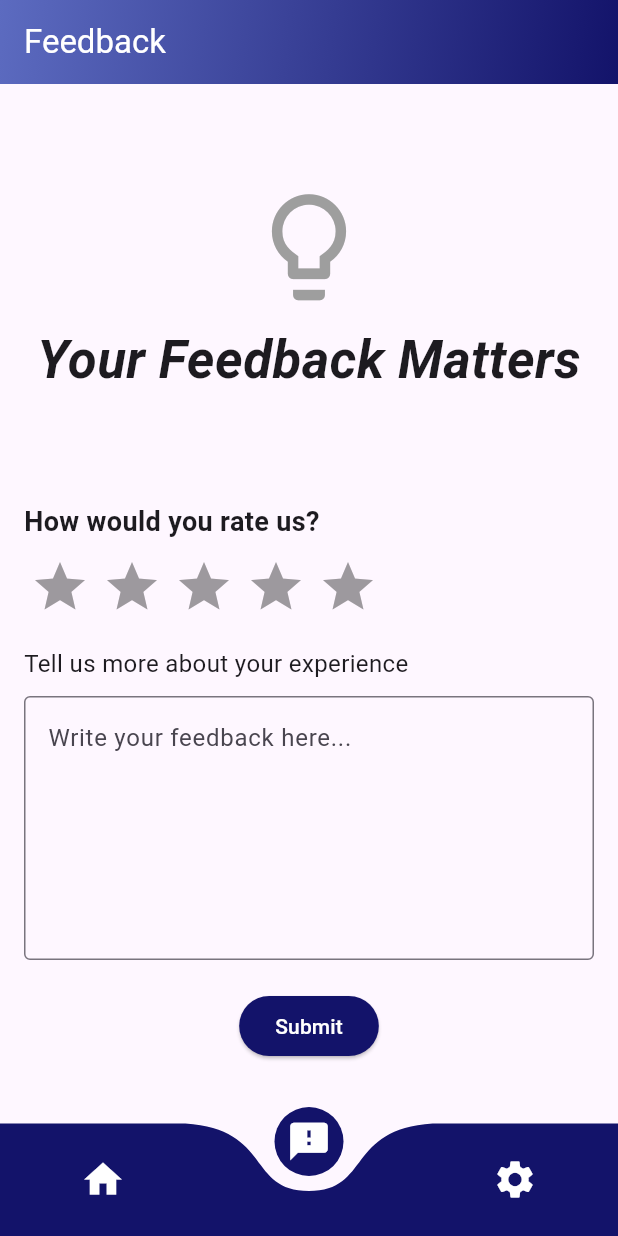
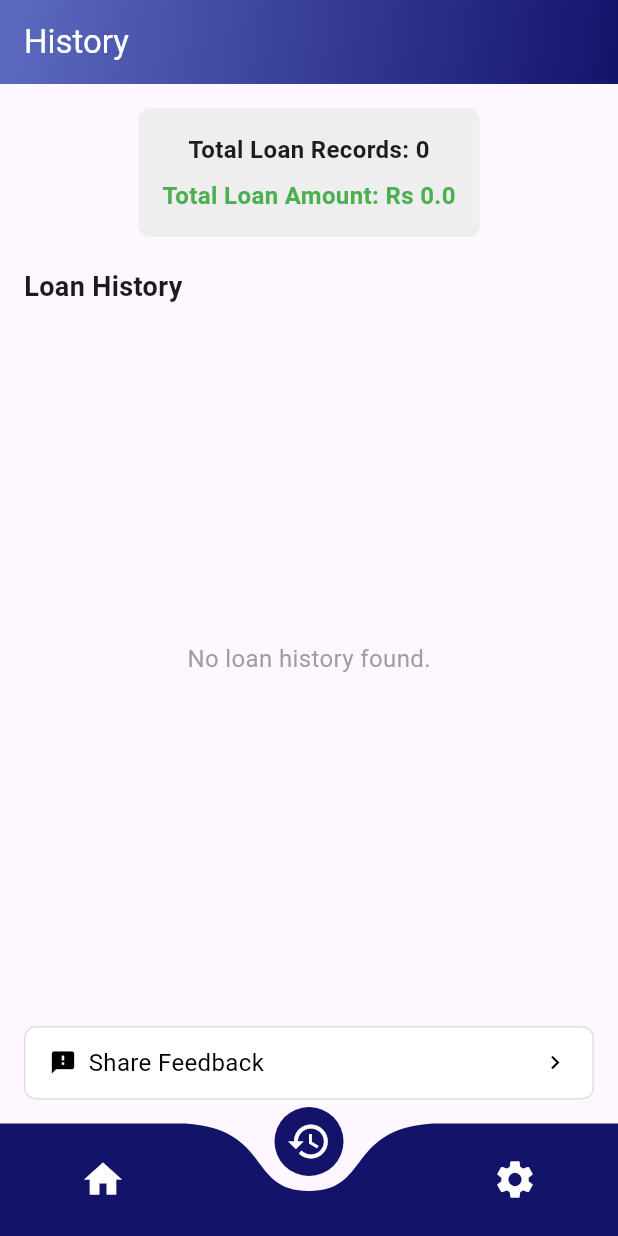
Before and after one commit to swastik990/loanapproval, a Flutter app: the HomePage screen opened directly, item 2 of the bottom bar chosen, on a phone screen of 412 x 824 dp. Run offline on Flutter 3.47's test engine with Material 3 defaults, Android fonts, the light colour scheme and no system bars; drawn by our look-alikes of curved_navigation_bar, flutter_rating_bar; our stand-ins replace flutter_spinkit, image_picker, shared_preferences; accounts and stored records are empty; network calls fail.

Commit message:
HistoryDesign_Api_Sucess

```diff
--- /dev/null
+++ b/appflutter/lib/Pages/history.dart
@@ -0,0 +1,242 @@
+import 'dart:convert';
+import 'package:flutter/material.dart';
+import 'package:http/http.dart' as http;
+import 'package:shared_preferences/shared_preferences.dart';
+import 'feedback.dart';
+
+class LoanHistoryScreen extends StatefulWidget {
+  const LoanHistoryScreen({Key? key}) : super(key: key);
+
+  @override
+  _LoanHistoryScreenState createState() => _LoanHistoryScreenState();
+}
+
+class _LoanHistoryScreenState extends State<LoanHistoryScreen> {
+  List<dynamic> loanHistory = [];
+  bool isLoading = true;
+  late String token;
+  double totalApprovedLoanAmount = 0.0;
+
+  final String apiUrl = "http://10.0.2.2:8000/api/loan-history/";
+
+  // Fetch the token from SharedPreferences
+  Future<void> getToken() async {
+    final prefs = await SharedPreferences.getInstance();
+    token = prefs.getString('access_token') ?? '';
+    if (token.isEmpty) {
+      print('Token not found!');
+    }
+  }
+
+  // Fetch loan history from the API
+  Future<void> fetchLoanHistory() async {
+    try {
+      await getToken(); // Ensure the token is loaded before making the API request
+
+      final response = await http.get(
+        Uri.parse(apiUrl),
+        headers: {
+          'Authorization': 'Bearer $token',
+          'Content-Type': 'application/json',
+        },
+      );
+
+      if (response.statusCode == 200) {
+        final data = jsonDecode(response.body);
+
+        // Calculate total approved loan amount
+        totalApprovedLoanAmount = data
+            .where((record) => record['status'] == true) // Filter approved loans
+            .fold(0.0, (sum, record) {
+              final loanAmount =
+                  double.tryParse(record['loan_amount'].toString()) ?? 0.0;
+              return sum + loanAmount;
+            });
+
+        setState(() {
+          loanHistory = data;
+          isLoading = false;
+        });
+      } else {
+        print('Failed to load loan history. Status: ${response.statusCode}');
+        setState(() {
+          isLoading = false;
+        });
+      }
+    } catch (e) {
+      print('Error fetching loan history: $e');
+      setState(() {
+        isLoading = false;
+      });
+    }
+  }
+
+  @override
+  void initState() {
+    super.initState();
+    fetchLoanHistory();
+  }
+
+  @override
+  Widget build(BuildContext context) {
+    return Scaffold(
+      appBar: AppBar(
+        title: const Text(
+          'History',
+          style: TextStyle(color: Colors.white),
+        ),
+        flexibleSpace: Container(
+          decoration: const BoxDecoration(
+            gradient: LinearGradient(
+              colors: [Color(0xFF13136A), Color(0xFF5C6BC0)], // Gradient colors
+              begin: Alignment.bottomRight,
+              end: Alignment.topLeft,
+            ),
+          ),
+        ),
+        automaticallyImplyLeading: false,
+      ),
+      body: isLoading
+          ? const Center(child: CircularProgressIndicator())
+          : Padding(
+              padding: const EdgeInsets.all(16.0),
+              child: Column(
+                crossAxisAlignment: CrossAxisAlignment.center,
+                children: [
+                  Center(
+                    child: Container(
+                      padding: const EdgeInsets.all(16.0),
+                      decoration: BoxDecoration(
+                        color: Colors.grey[200],
+                        borderRadius: BorderRadius.circular(8.0),
+                      ),
+                      child: Column(
+                        children: [
+                          Text(
+                            'Total Loan Records: ${loanHistory.length}',
+                            style: const TextStyle(
+                              fontSize: 16.0,
+                              fontWeight: FontWeight.bold,
+                            ),
+                          ),
+                          const SizedBox(height: 8),
+                          Text(
+                            'Total Loan Amount: Rs $totalApprovedLoanAmount',
+                            style: const TextStyle(
+                              fontSize: 16.0,
+                              fontWeight: FontWeight.bold,
+                              color: Colors.green,
+                            ),
+                          ),
+                        ],
+                      ),
+                    ),
+                  ),
+                  const SizedBox(height: 20),
+                  const Align(
+                    alignment: Alignment.centerLeft,
+                    child: Text(
+                      'Loan History',
+                      style: TextStyle(fontSize: 18.0, fontWeight: FontWeight.bold),
+                    ),
+                  ),
+                  const SizedBox(height: 10),
+                  Expanded(
+                    child: loanHistory.isEmpty
+                        ? const Center(
+                            child: Text(
+                              'No loan history found.',
+                              style: TextStyle(fontSize: 16.0, color: Colors.grey),
+                            ),
+                          )
+                        : ListView.builder(
+                            itemCount: loanHistory.length,
+                            itemBuilder: (context, index) {
+                              final record = loanHistory[index];
+                              return Card(
+                                child: ListTile(
+                                  leading: const Icon(Icons.account_balance_wallet,
+                                      color: Colors.green),
+                                  title: Text('Loan Amount: Rs ${record['loan_amount']}'),
+                                  subtitle: Text.rich(
+                                    TextSpan(
+                                      children: [
+                                        const TextSpan(
+                                          text: 'Status: ',
+                                          style: TextStyle(color: Colors.black),
+                                        ),
+                                        TextSpan(
+                                          text: record['status'] ? 'Approved' : 'Rejected',
+                                          style: TextStyle(
+                                            color: record['status']
+                                                ? Colors.green
+                                                : Colors.red,
+                                            fontWeight: FontWeight.bold,
+                                          ),
+                                        ),
+                                        TextSpan(
+                                          text:
+                                              '\nUpdated: ${record['time_updated']}',
+                                          style:
+                                              const TextStyle(color: Colors.black),
+                                        ),
+                                      ],
+                                    ),
+                                  ),
+                                ),
+                              );
+                            },
+                          ),
+                  ),
+                  const SizedBox(height: 20),
+                  FeedbackButton(
+                    onTap: () {
+                      Navigator.push(
+                        context,
+                        MaterialPageRoute(builder: (context) => FeedbackScreen()),
+                      );
+                    },
+                  ),
+                ],
+              ),
+            ),
+    );
+  }
+}
+
+class FeedbackButton extends StatelessWidget {
+  final VoidCallback onTap;
+
+  const FeedbackButton({required this.onTap, Key? key}) : super(key: key);
+
+  @override
+  Widget build(BuildContext context) {
+    return GestureDetector(
+      onTap: onTap,
+      child: Container(
+        padding: const EdgeInsets.symmetric(vertical: 12.0, horizontal: 16.0),
+        decoration: BoxDecoration(
+          color: Colors.white,
+          borderRadius: BorderRadius.circular(8.0),
+          border: Border.all(color: Colors.grey[300]!),
+        ),
+        child: Row(
+          mainAxisAlignment: MainAxisAlignment.spaceBetween,
+          children: [
+            Row(
+              children: const [
+                Icon(Icons.feedback, size: 18.0, color: Colors.black),
+                SizedBox(width: 8.0),
+                Text(
+                  'Share Feedback',
+                  style: TextStyle(fontSize: 16.0, color: Colors.black),
+                ),
+              ],
+            ),
+            const Icon(Icons.chevron_right, size: 18.0, color: Colors.black),
+          ],
+        ),
+      ),
+    );
+  }
+}
--- a/appflutter/lib/Pages/homepage.dart
+++ b/appflutter/lib/Pages/homepage.dart
@@ -1,6 +1,6 @@
 import 'package:flutter/material.dart';
 import 'package:curved_navigation_bar/curved_navigation_bar.dart';
-import 'feedback.dart';
+import 'history.dart';
 import 'settings.dart';
 import 'loanform.dart'; // Ensure the correct import for the LoanForm page
 import 'package:http/http.dart' as http;
@@ -99,7 +99,7 @@ class _HomeScreenState extends State<HomePage> {
 
   final List<Widget> _screens = [
     HomePageContent(),
-    FeedbackScreen(),
+    LoanHistoryScreen(),
     SettingsPage(),
   ];
 
@@ -117,7 +117,7 @@ class _HomeScreenState extends State<HomePage> {
           animationDuration: const Duration(milliseconds: 300),
           items: const <Widget>[
             Icon(Icons.home, size: 30, color: Colors.white),
-            Icon(Icons.feedback, size: 30, color: Colors.white),
+            Icon(Icons.history, size: 30, color: Colors.white),
             Icon(Icons.settings, size: 30, color: Colors.white),
           ],
           onTap: (index) {
```
Also changed, not shown: appflutter/lib/Pages/feedback.dart (+6 -1 lines), appflutter/lib/Pages/loanform.dart (+5 -2 lines), appflutter/lib/landing_mobile.dart (+16 -10 lines), 5 other files.
